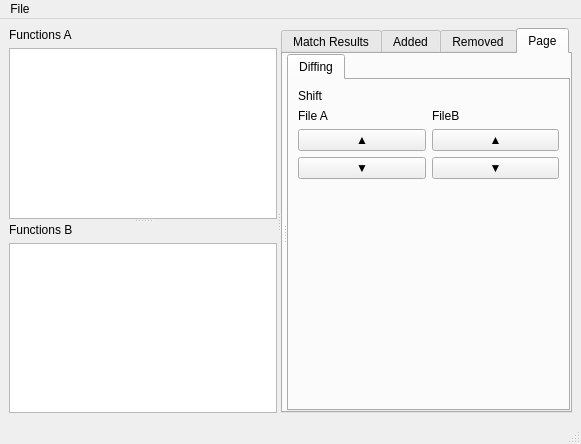
This is src/tools/bindiff/CutterDiffWindow.ui in rizinorg/cutter as Qt 5 draws it before an edit. The edited form follows.
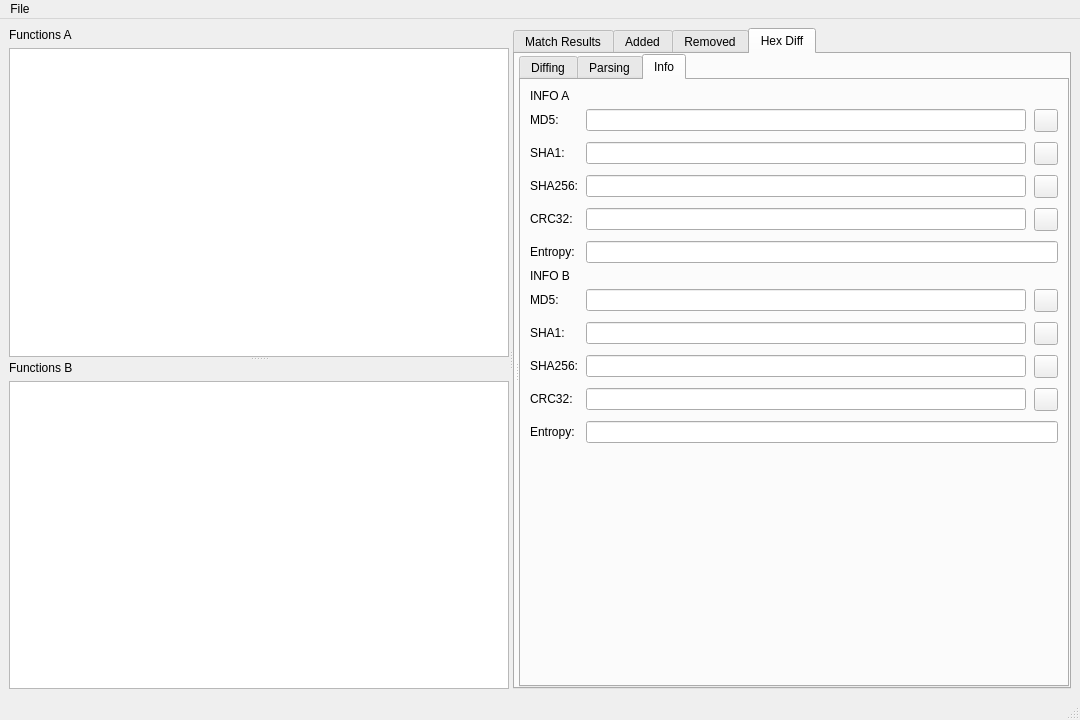
This is the edited form. Custom widgets are drawn as their Qt base class.

Commit message:
Work on parsing and info
new addition

unnecesssary

unnecessary

Patch:
```diff
--- a/src/tools/bindiff/CutterDiffWindow.ui
+++ b/src/tools/bindiff/CutterDiffWindow.ui
@@ -6,8 +6,8 @@
    <rect>
     <x>0</x>
     <y>0</y>
-    <width>581</width>
-    <height>444</height>
+    <width>1080</width>
+    <height>720</height>
    </rect>
   </property>
   <property name="windowTitle">
@@ -136,7 +136,7 @@
        </widget>
        <widget class="QWidget" name="tabHexDiff">
         <attribute name="title">
-         <string>Page</string>
+         <string>Hex Diff</string>
         </attribute>
         <layout class="QHBoxLayout" name="horizontalLayout">
          <property name="leftMargin">
@@ -173,7 +173,7 @@
                 </sizepolicy>
                </property>
                <property name="currentIndex">
-                <number>0</number>
+                <number>2</number>
                </property>
                <widget class="QWidget" name="tabDiffOptions">
                 <attribute name="title">
@@ -256,6 +256,676 @@
                  </item>
                 </layout>
                </widget>
+               <widget class="QWidget" name="tab">
+                <attribute name="title">
+                 <string>Parsing</string>
+                </attribute>
+                <layout class="QVBoxLayout" name="verticalLayout">
+                 <item>
+                  <layout class="QVBoxLayout" name="verticalLayout_16">
+                   <property name="spacing">
+                    <number>5</number>
+                   </property>
+                   <property name="rightMargin">
+                    <number>0</number>
+                   </property>
+                   <item>
+                    <layout class="QHBoxLayout" name="horizontalLayout_17">
+                     <property name="topMargin">
+                      <number>0</number>
+                     </property>
+                     <item>
+                      <widget class="QComboBox" name="parseTypeComboBox">
+                       <property name="sizePolicy">
+                        <sizepolicy hsizetype="Preferred" vsizetype="Fixed">
+                         <horstretch>0</horstretch>
+                         <verstretch>0</verstretch>
+                        </sizepolicy>
+                       </property>
+                      </widget>
+                     </item>
+                     <item>
+                      <widget class="QLabel" name="label_6">
+                       <property name="sizePolicy">
+                        <sizepolicy hsizetype="Fixed" vsizetype="Preferred">
+                         <horstretch>0</horstretch>
+                         <verstretch>0</verstretch>
+                        </sizepolicy>
+                       </property>
+                       <property name="text">
+                        <string>Endian</string>
+                       </property>
+                      </widget>
+                     </item>
+                     <item>
+                      <widget class="QComboBox" name="parseEndianComboBox">
+                       <property name="sizeAdjustPolicy">
+                        <enum>QComboBox::SizeAdjustPolicy::AdjustToContents</enum>
+                       </property>
+                       <item>
+                        <property name="text">
+                         <string>Little</string>
+                        </property>
+                       </item>
+                       <item>
+                        <property name="text">
+                         <string>Big</string>
+                        </property>
+                       </item>
+                      </widget>
+                     </item>
+                    </layout>
+                   </item>
+                   <item>
+                    <widget class="QFrame" name="hexSideFrame2">
+                     <property name="sizePolicy">
+                      <sizepolicy hsizetype="Expanding" vsizetype="Fixed">
+                       <horstretch>0</horstretch>
+                       <verstretch>0</verstretch>
+                      </sizepolicy>
+                     </property>
+                     <property name="minimumSize">
+                      <size>
+                       <width>0</width>
+                       <height>0</height>
+                      </size>
+                     </property>
+                     <property name="frameShape">
+                      <enum>QFrame::Shape::NoFrame</enum>
+                     </property>
+                     <property name="frameShadow">
+                      <enum>QFrame::Shadow::Plain</enum>
+                     </property>
+                     <property name="lineWidth">
+                      <number>0</number>
+                     </property>
+                     <layout class="QHBoxLayout" name="horizontalLayout_21">
+                      <property name="sizeConstraint">
+                       <enum>QLayout::SizeConstraint::SetMinimumSize</enum>
+                      </property>
+                      <property name="leftMargin">
+                       <number>5</number>
+                      </property>
+                      <property name="topMargin">
+                       <number>0</number>
+                      </property>
+                      <property name="rightMargin">
+                       <number>5</number>
+                      </property>
+                      <property name="bottomMargin">
+                       <number>5</number>
+                      </property>
+                      <item>
+                       <widget class="QLabel" name="hexArchLabel2">
+                        <property name="sizePolicy">
+                         <sizepolicy hsizetype="Fixed" vsizetype="Preferred">
+                          <horstretch>0</horstretch>
+                          <verstretch>0</verstretch>
+                         </sizepolicy>
+                        </property>
+                        <property name="text">
+                         <string>Arch</string>
+                        </property>
+                       </widget>
+                      </item>
+                      <item>
+                       <widget class="QComboBox" name="parseArchComboBox">
+                        <property name="sizePolicy">
+                         <sizepolicy hsizetype="Preferred" vsizetype="Fixed">
+                          <horstretch>0</horstretch>
+                          <verstretch>0</verstretch>
+                         </sizepolicy>
+                        </property>
+                        <property name="sizeAdjustPolicy">
+                         <enum>QComboBox::SizeAdjustPolicy::AdjustToContents</enum>
+                        </property>
+                        <property name="frame">
+                         <bool>false</bool>
+                        </property>
+                       </widget>
+                      </item>
+                      <item>
+                       <widget class="QLabel" name="hexBitsLabel2">
+                        <property name="sizePolicy">
+                         <sizepolicy hsizetype="Fixed" vsizetype="Preferred">
+                          <horstretch>0</horstretch>
+                          <verstretch>0</verstretch>
+                         </sizepolicy>
+                        </property>
+                        <property name="text">
+                         <string>Bits</string>
+                        </property>
+                       </widget>
+                      </item>
+                      <item>
+                       <widget class="QComboBox" name="parseBitsComboBox">
+                        <property name="sizeAdjustPolicy">
+                         <enum>QComboBox::SizeAdjustPolicy::AdjustToContents</enum>
+                        </property>
+                        <item>
+                         <property name="text">
+                          <string>16</string>
+                         </property>
+                        </item>
+                        <item>
+                         <property name="text">
+                          <string>32</string>
+                         </property>
+                        </item>
+                        <item>
+                         <property name="text">
+                          <string>64</string>
+                         </property>
+                        </item>
+                       </widget>
+                      </item>
+                     </layout>
+                    </widget>
+                   </item>
+                   <item>
+                    <widget class="QPlainTextEdit" name="hexDisasTextEdit">
+                     <property name="sizePolicy">
+                      <sizepolicy hsizetype="Preferred" vsizetype="Expanding">
+                       <horstretch>0</horstretch>
+                       <verstretch>0</verstretch>
+                      </sizepolicy>
+                     </property>
+                     <property name="font">
+                      <font>
+                       <family>Anonymous Pro</family>
+                       <pointsize>13</pointsize>
+                      </font>
+                     </property>
+                     <property name="frameShape">
+                      <enum>QFrame::Shape::NoFrame</enum>
+                     </property>
+                     <property name="lineWidth">
+                      <number>0</number>
+                     </property>
+                     <property name="readOnly">
+                      <bool>true</bool>
+                     </property>
+                     <property name="plainText">
+                      <string/>
+                     </property>
+                    </widget>
+                   </item>
+                  </layout>
+                 </item>
+                </layout>
+               </widget>
+               <widget class="QWidget" name="tablnfo">
+                <attribute name="title">
+                 <string>Info</string>
+                </attribute>
+                <layout class="QVBoxLayout" name="verticalLayout_5">
+                 <item>
+                  <widget class="QLabel" name="label_4">
+                   <property name="text">
+                    <string>INFO A</string>
+                   </property>
+                  </widget>
+                 </item>
+                 <item>
+                  <layout class="QGridLayout" name="gridLayout" columnstretch="0,0,0">
+                   <property name="sizeConstraint">
+                    <enum>QLayout::SizeConstraint::SetDefaultConstraint</enum>
+                   </property>
+                   <property name="rightMargin">
+                    <number>0</number>
+                   </property>
+                   <property name="horizontalSpacing">
+                    <number>8</number>
+                   </property>
+                   <property name="verticalSpacing">
+                    <number>10</number>
+                   </property>
+                   <item row="3" column="0">
+                    <widget class="QLabel" name="labelSHA256A">
+                     <property name="sizePolicy">
+                      <sizepolicy hsizetype="Fixed" vsizetype="Fixed">
+                       <horstretch>0</horstretch>
+                       <verstretch>0</verstretch>
+                      </sizepolicy>
+                     </property>
+                     <property name="midLineWidth">
+                      <number>4</number>
+                     </property>
+                     <property name="text">
+                      <string>SHA256:</string>
+                     </property>
+                    </widget>
+                   </item>
+                   <item row="1" column="1">
+                    <widget class="QLineEdit" name="bytesMD5A">
+                     <property name="sizePolicy">
+                      <sizepolicy hsizetype="Expanding" vsizetype="Fixed">
+                       <horstretch>0</horstretch>
+                       <verstretch>0</verstretch>
+                      </sizepolicy>
+                     </property>
+                     <property name="frame">
+                      <bool>true</bool>
+                     </property>
+                     <property name="alignment">
+                      <set>Qt::AlignmentFlag::AlignJustify|Qt::AlignmentFlag::AlignVCenter</set>
+                     </property>
+                     <property name="readOnly">
+                      <bool>true</bool>
+                     </property>
+                    </widget>
+                   </item>
+                   <item row="2" column="0">
+                    <widget class="QLabel" name="labelSHA1A">
+                     <property name="sizePolicy">
+                      <sizepolicy hsizetype="Fixed" vsizetype="Fixed">
+                       <horstretch>0</horstretch>
+                       <verstretch>0</verstretch>
+                      </sizepolicy>
+                     </property>
+                     <property name="text">
+                      <string>SHA1:</string>
+                     </property>
+                    </widget>
+                   </item>
+                   <item row="3" column="2" alignment="Qt::AlignmentFlag::AlignRight">
+                    <widget class="QToolButton" name="copySHA256A">
+                     <property name="toolTip">
+                      <string>Copy SHA256</string>
+                     </property>
+                     <property name="layoutDirection">
+                      <enum>Qt::LayoutDirection::RightToLeft</enum>
+                     </property>
+                     <property name="text">
+                      <string notr="true"/>
+                     </property>
+                    </widget>
+                   </item>
+                   <item row="2" column="2">
+                    <widget class="QToolButton" name="copySHA1A">
+                     <property name="toolTip">
+                      <string>Copy SHA1</string>
+                     </property>
+                     <property name="layoutDirection">
+                      <enum>Qt::LayoutDirection::RightToLeft</enum>
+                     </property>
+                     <property name="text">
+                      <string notr="true"/>
+                     </property>
+                    </widget>
+                   </item>
+                   <item row="4" column="1">
+                    <widget class="QLineEdit" name="bytesCRC32A">
+                     <property name="frame">
+                      <bool>true</bool>
+                     </property>
+                     <property name="alignment">
+                      <set>Qt::AlignmentFlag::AlignJustify|Qt::AlignmentFlag::AlignVCenter</set>
+                     </property>
+                     <property name="readOnly">
+                      <bool>true</bool>
+                     </property>
+                    </widget>
+                   </item>
+                   <item row="4" column="2" alignment="Qt::AlignmentFlag::AlignRight">
+                    <widget class="QToolButton" name="copyCRC32A">
+                     <property name="toolTip">
+                      <string>Copy CRC32</string>
+                     </property>
+                     <property name="layoutDirection">
+                      <enum>Qt::LayoutDirection::RightToLeft</enum>
+                     </property>
+                     <property name="text">
+                      <string notr="true"/>
+                     </property>
+                    </widget>
+                   </item>
+                   <item row="5" column="1" colspan="2">
+                    <widget class="QLineEdit" name="bytesEntropyA">
+                     <property name="sizePolicy">
+                      <sizepolicy hsizetype="Expanding" vsizetype="Fixed">
+                       <horstretch>0</horstretch>
+                       <verstretch>0</verstretch>
+                      </sizepolicy>
+                     </property>
+                     <property name="frame">
+                      <bool>true</bool>
+                     </property>
+                     <property name="alignment">
+                      <set>Qt::AlignmentFlag::AlignJustify|Qt::AlignmentFlag::AlignVCenter</set>
+                     </property>
+                     <property name="readOnly">
+                      <bool>true</bool>
+                     </property>
+                    </widget>
+                   </item>
+                   <item row="5" column="0" alignment="Qt::AlignmentFlag::AlignLeft">
+                    <widget class="QLabel" name="labelEntropyA">
+                     <property name="sizePolicy">
+                      <sizepolicy hsizetype="Fixed" vsizetype="Fixed">
+                       <horstretch>0</horstretch>
+                       <verstretch>0</verstretch>
+                      </sizepolicy>
+                     </property>
+                     <property name="text">
+                      <string>Entropy:</string>
+                     </property>
+                    </widget>
+                   </item>
+                   <item row="2" column="1">
+                    <widget class="QLineEdit" name="bytesSHA1A">
+                     <property name="sizePolicy">
+                      <sizepolicy hsizetype="Expanding" vsizetype="Fixed">
+                       <horstretch>0</horstretch>
+                       <verstretch>0</verstretch>
+                      </sizepolicy>
+                     </property>
+                     <property name="frame">
+                      <bool>true</bool>
+                     </property>
+                     <property name="alignment">
+                      <set>Qt::AlignmentFlag::AlignJustify|Qt::AlignmentFlag::AlignVCenter</set>
+                     </property>
+                     <property name="readOnly">
+                      <bool>true</bool>
+                     </property>
+                    </widget>
+                   </item>
+                   <item row="1" column="0">
+                    <widget class="QLabel" name="labelMD5A">
+                     <property name="sizePolicy">
+                      <sizepolicy hsizetype="Fixed" vsizetype="Fixed">
+                       <horstretch>0</horstretch>
+                       <verstretch>0</verstretch>
+                      </sizepolicy>
+                     </property>
+                     <property name="text">
+                      <string>MD5:</string>
+                     </property>
+                    </widget>
+                   </item>
+                   <item row="4" column="0">
+                    <widget class="QLabel" name="labelCRC32A">
+                     <property name="sizePolicy">
+                      <sizepolicy hsizetype="Fixed" vsizetype="Fixed">
+                       <horstretch>0</horstretch>
+                       <verstretch>0</verstretch>
+                      </sizepolicy>
+                     </property>
+                     <property name="text">
+                      <string>CRC32:</string>
+                     </property>
+                    </widget>
+                   </item>
+                   <item row="1" column="2">
+                    <widget class="QToolButton" name="copyMD5A">
+                     <property name="toolTip">
+                      <string>Copy MD5</string>
+                     </property>
+                     <property name="layoutDirection">
+                      <enum>Qt::LayoutDirection::RightToLeft</enum>
+                     </property>
+                     <property name="text">
+                      <string notr="true"/>
+                     </property>
+                    </widget>
+                   </item>
+                   <item row="3" column="1">
+                    <widget class="QLineEdit" name="bytesSHA256A">
+                     <property name="frame">
+                      <bool>true</bool>
+                     </property>
+                     <property name="alignment">
+                      <set>Qt::AlignmentFlag::AlignJustify|Qt::AlignmentFlag::AlignVCenter</set>
+                     </property>
+                     <property name="readOnly">
+                      <bool>true</bool>
+                     </property>
+                    </widget>
+                   </item>
+                  </layout>
+                 </item>
+                 <item>
+                  <widget class="QLabel" name="label_3">
+                   <property name="text">
+                    <string>INFO B</string>
+                   </property>
+                  </widget>
+                 </item>
+                 <item>
+                  <layout class="QGridLayout" name="gridLayoutB" columnstretch="0,0,0">
+                   <property name="sizeConstraint">
+                    <enum>QLayout::SizeConstraint::SetDefaultConstraint</enum>
+                   </property>
+                   <property name="rightMargin">
+                    <number>0</number>
+                   </property>
+                   <property name="horizontalSpacing">
+                    <number>8</number>
+                   </property>
+                   <property name="verticalSpacing">
+                    <number>10</number>
+                   </property>
+                   <item row="3" column="0">
+                    <widget class="QLabel" name="labelSHA256B">
+                     <property name="sizePolicy">
+                      <sizepolicy hsizetype="Fixed" vsizetype="Fixed">
+                       <horstretch>0</horstretch>
+                       <verstretch>0</verstretch>
+                      </sizepolicy>
+                     </property>
+                     <property name="midLineWidth">
+                      <number>4</number>
+                     </property>
+                     <property name="text">
+                      <string>SHA256:</string>
+                     </property>
+                    </widget>
+                   </item>
+                   <item row="1" column="1">
+                    <widget class="QLineEdit" name="bytesMD5B">
+                     <property name="sizePolicy">
+                      <sizepolicy hsizetype="Expanding" vsizetype="Fixed">
+                       <horstretch>0</horstretch>
+                       <verstretch>0</verstretch>
+                      </sizepolicy>
+                     </property>
+                     <property name="frame">
+                      <bool>true</bool>
+                     </property>
+                     <property name="alignment">
+                      <set>Qt::AlignmentFlag::AlignJustify|Qt::AlignmentFlag::AlignVCenter</set>
+                     </property>
+                     <property name="readOnly">
+                      <bool>true</bool>
+                     </property>
+                    </widget>
+                   </item>
+                   <item row="2" column="0">
+                    <widget class="QLabel" name="labelSHA1B">
+                     <property name="sizePolicy">
+                      <sizepolicy hsizetype="Fixed" vsizetype="Fixed">
+                       <horstretch>0</horstretch>
+                       <verstretch>0</verstretch>
+                      </sizepolicy>
+                     </property>
+                     <property name="text">
+                      <string>SHA1:</string>
+                     </property>
+                    </widget>
+                   </item>
+                   <item row="3" column="2" alignment="Qt::AlignmentFlag::AlignRight">
+                    <widget class="QToolButton" name="copySHA256B">
+                     <property name="toolTip">
+                      <string>Copy SHA256</string>
+                     </property>
+                     <property name="layoutDirection">
+                      <enum>Qt::LayoutDirection::RightToLeft</enum>
+                     </property>
+                     <property name="text">
+                      <string notr="true"/>
+                     </property>
+                    </widget>
+                   </item>
+                   <item row="2" column="2">
+                    <widget class="QToolButton" name="copySHA1B">
+                     <property name="toolTip">
+                      <string>Copy SHA1</string>
+                     </property>
+                     <property name="layoutDirection">
+                      <enum>Qt::LayoutDirection::RightToLeft</enum>
+                     </property>
+                     <property name="text">
+                      <string notr="true"/>
+                     </property>
+                    </widget>
+                   </item>
+                   <item row="4" column="1">
+                    <widget class="QLineEdit" name="bytesCRC32B">
+                     <property name="frame">
+                      <bool>true</bool>
+                     </property>
+                     <property name="alignment">
+                      <set>Qt::AlignmentFlag::AlignJustify|Qt::AlignmentFlag::AlignVCenter</set>
+                     </property>
+                     <property name="readOnly">
+                      <bool>true</bool>
+                     </property>
+                    </widget>
+                   </item>
+                   <item row="4" column="2" alignment="Qt::AlignmentFlag::AlignRight">
+                    <widget class="QToolButton" name="copyCRC32B">
+                     <property name="toolTip">
+                      <string>Copy CRC32</string>
+                     </property>
+                     <property name="layoutDirection">
+                      <enum>Qt::LayoutDirection::RightToLeft</enum>
+                     </property>
+                     <property name="text">
+                      <string notr="true"/>
+                     </property>
+                    </widget>
+                   </item>
+                   <item row="5" column="1" colspan="2">
+                    <widget class="QLineEdit" name="bytesEntropyB">
+                     <property name="sizePolicy">
+                      <sizepolicy hsizetype="Expanding" vsizetype="Fixed">
+                       <horstretch>0</horstretch>
+                       <verstretch>0</verstretch>
+                      </sizepolicy>
+                     </property>
+                     <property name="frame">
+                      <bool>true</bool>
+                     </property>
+                     <property name="alignment">
+                      <set>Qt::AlignmentFlag::AlignJustify|Qt::AlignmentFlag::AlignVCenter</set>
+                     </property>
+                     <property name="readOnly">
+                      <bool>true</bool>
+                     </property>
+                    </widget>
+                   </item>
+                   <item row="5" column="0" alignment="Qt::AlignmentFlag::AlignLeft">
+                    <widget class="QLabel" name="labelEntropyB">
+                     <property name="sizePolicy">
+                      <sizepolicy hsizetype="Fixed" vsizetype="Fixed">
+                       <horstretch>0</horstretch>
+                       <verstretch>0</verstretch>
+                      </sizepolicy>
+                     </property>
+                     <property name="text">
+                      <string>Entropy:</string>
+                     </property>
+                    </widget>
+                   </item>
+                   <item row="2" column="1">
+                    <widget class="QLineEdit" name="bytesSHA1B">
+                     <property name="sizePolicy">
+                      <sizepolicy hsizetype="Expanding" vsizetype="Fixed">
+                       <horstretch>0</horstretch>
+                       <verstretch>0</verstretch>
+                      </sizepolicy>
+                     </property>
+                     <property name="frame">
+                      <bool>true</bool>
+                     </property>
+                     <property name="alignment">
+                      <set>Qt::AlignmentFlag::AlignJustify|Qt::AlignmentFlag::AlignVCenter</set>
+                     </property>
+                     <property name="readOnly">
+                      <bool>true</bool>
+                     </property>
+                    </widget>
+                   </item>
+                   <item row="1" column="0">
+                    <widget class="QLabel" name="labelMD5B">
+                     <property name="sizePolicy">
+                      <sizepolicy hsizetype="Fixed" vsizetype="Fixed">
+                       <horstretch>0</horstretch>
+                       <verstretch>0</verstretch>
+                      </sizepolicy>
+                     </property>
+                     <property name="text">
+                      <string>MD5:</string>
+                     </property>
+                    </widget>
+                   </item>
+                   <item row="4" column="0">
+                    <widget class="QLabel" name="labelCRC32B">
+                     <property name="sizePolicy">
+                      <sizepolicy hsizetype="Fixed" vsizetype="Fixed">
+                       <horstretch>0</horstretch>
+                       <verstretch>0</verstretch>
+                      </sizepolicy>
+                     </property>
+                     <property name="text">
+                      <string>CRC32:</string>
+                     </property>
+                    </widget>
+                   </item>
+                   <item row="1" column="2">
+                    <widget class="QToolButton" name="copyMD5B">
+                     <property name="toolTip">
+                      <string>Copy MD5</string>
+                     </property>
+                     <property name="layoutDirection">
+                      <enum>Qt::LayoutDirection::RightToLeft</enum>
+                     </property>
+                     <property name="text">
+                      <string notr="true"/>
+                     </property>
+                    </widget>
+                   </item>
+                   <item row="3" column="1">
+                    <widget class="QLineEdit" name="bytesSHA256B">
+                     <property name="frame">
+                      <bool>true</bool>
+                     </property>
+                     <property name="alignment">
+                      <set>Qt::AlignmentFlag::AlignJustify|Qt::AlignmentFlag::AlignVCenter</set>
+                     </property>
+                     <property name="readOnly">
+                      <bool>true</bool>
+                     </property>
+                    </widget>
+                   </item>
+                  </layout>
+                 </item>
+                 <item>
+                  <spacer name="verticalSpacer_2">
+                   <property name="orientation">
+                    <enum>Qt::Orientation::Vertical</enum>
+                   </property>
+                   <property name="sizeHint" stdset="0">
+                    <size>
+                     <width>20</width>
+                     <height>40</height>
+                    </size>
+                   </property>
+                  </spacer>
+                 </item>
+                </layout>
+               </widget>
               </widget>
              </item>
             </layout>
@@ -274,7 +944,7 @@
     <rect>
      <x>0</x>
      <y>0</y>
-     <width>581</width>
+     <width>1080</width>
      <height>22</height>
     </rect>
    </property>
```
Left out of the diff: 9 changed lines with no effect on the pictures. The commit also changes 11 other files.
